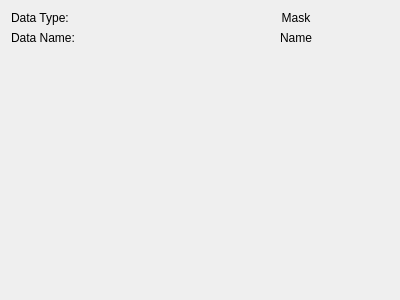
The window that src/WhiskerToolbox/Media_Widget/MediaMask_Widget/MediaMask_Widget.ui (paulmthompson/WhiskerToolbox) describes before a commit, drawn with Qt 5.
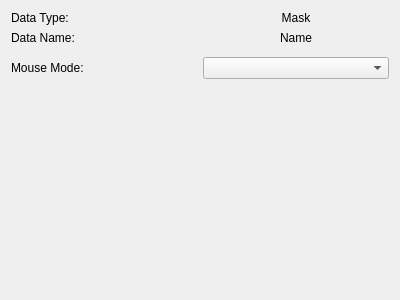
The same window after the commit. Custom widgets are drawn as their Qt base class.

Commit message: add mask selection feature

Diff of the .ui file:
```diff
--- a/src/WhiskerToolbox/Media_Widget/MediaMask_Widget/MediaMask_Widget.ui
+++ b/src/WhiskerToolbox/Media_Widget/MediaMask_Widget/MediaMask_Widget.ui
@@ -59,6 +59,23 @@
    <item>
     <widget class="ColorPicker_Widget" name="color_picker" native="true"/>
    </item>
+   <item>
+    <layout class="QHBoxLayout" name="horizontalLayout">
+     <item>
+      <widget class="QLabel" name="label_2">
+       <property name="text">
+        <string>Mouse Mode:</string>
+       </property>
+      </widget>
+     </item>
+     <item>
+      <widget class="QComboBox" name="selection_mode_combo"/>
+     </item>
+    </layout>
+   </item>
+   <item>
+    <widget class="QStackedWidget" name="mode_stacked_widget"/>
+   </item>
    <item>
     <spacer name="verticalSpacer">
      <property name="orientation">
```
The commit also changes 6 other files.
